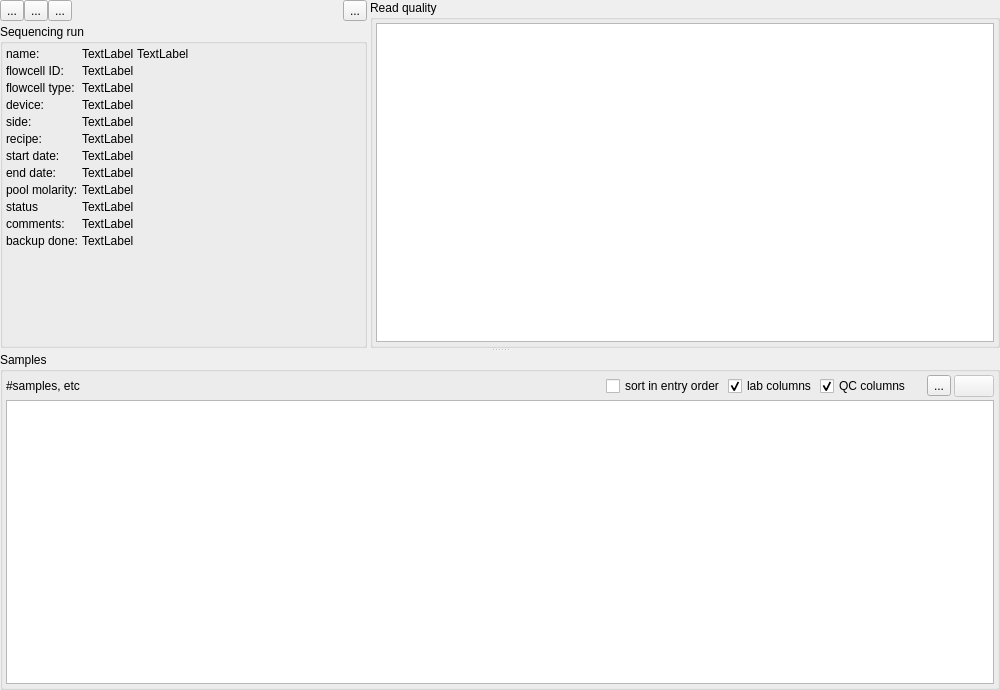
The window that src/GSvar/SequencingRunWidget.ui (imgag/ngs-bits) describes before a commit, drawn with Qt 5.
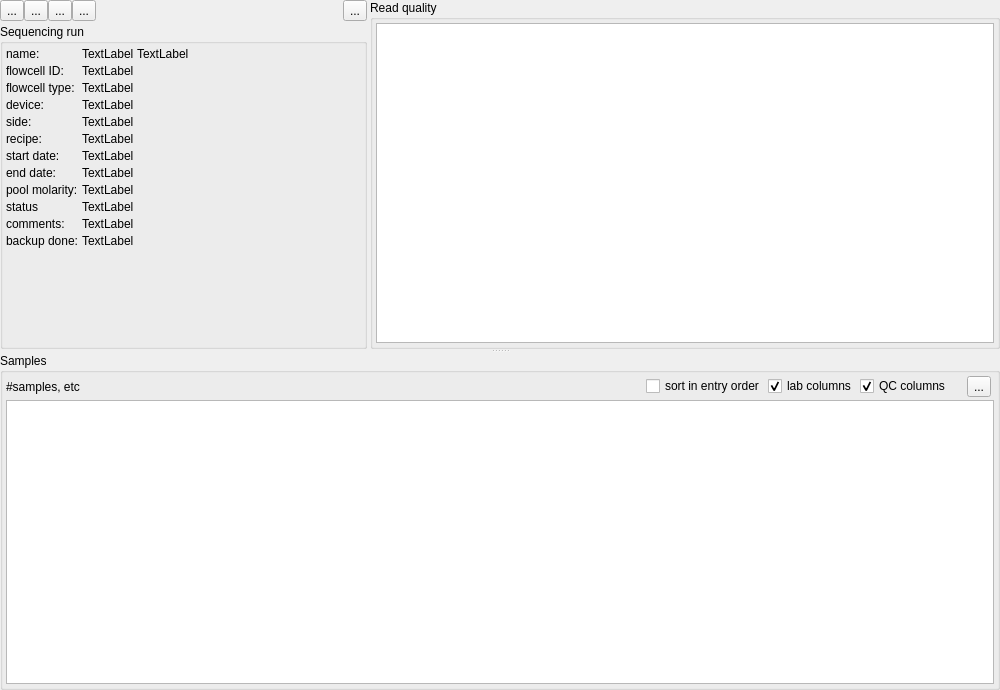
The same window after the commit. Icons and pictures are not drawn. Custom widgets are drawn as their Qt base class.

Commit message: GSvar: added CNV reference correlation to sample table in run tab

The edit to the form file:
```diff
--- a/src/GSvar/SequencingRunWidget.ui
+++ b/src/GSvar/SequencingRunWidget.ui
@@ -92,6 +92,20 @@
            </property>
           </widget>
          </item>
+         <item>
+          <widget class="QToolButton" name="novaseqx_samplesheet_btn">
+           <property name="toolTip">
+            <string>Export NovaSeq X sample sheet</string>
+           </property>
+           <property name="text">
+            <string>...</string>
+           </property>
+           <property name="icon">
+            <iconset resource="GSvar.qrc">
+             <normaloff>:/Icons/NovaSeqX.png</normaloff>:/Icons/NovaSeqX.png</iconset>
+           </property>
+          </widget>
+         </item>
          <item>
           <spacer name="horizontalSpacer_2">
            <property name="orientation">
@@ -554,23 +568,6 @@
          </property>
         </widget>
        </item>
-       <item row="0" column="9">
-        <widget class="QPushButton" name="b_export_sample_sheet">
-         <property name="enabled">
-          <bool>false</bool>
-         </property>
-         <property name="toolTip">
-          <string>Export SampleSheet for illumina NovaSeq X (Plus)</string>
-         </property>
-         <property name="text">
-          <string/>
-         </property>
-         <property name="icon">
-          <iconset resource="GSvar.qrc">
-           <normaloff>:/Icons/Table.png</normaloff>:/Icons/Table.png</iconset>
-         </property>
-        </widget>
-       </item>
       </layout>
      </widget>
     </widget>
```
The commit also changes 3 other files.
